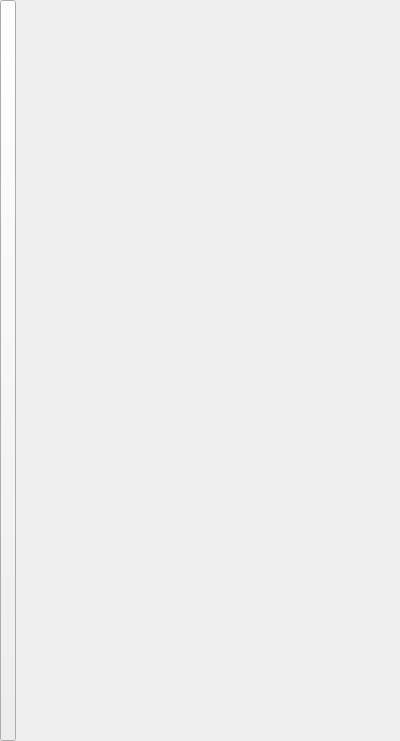
Qt form classes/widget/dockwidget.ui (vlarry/configurator) before a commit.
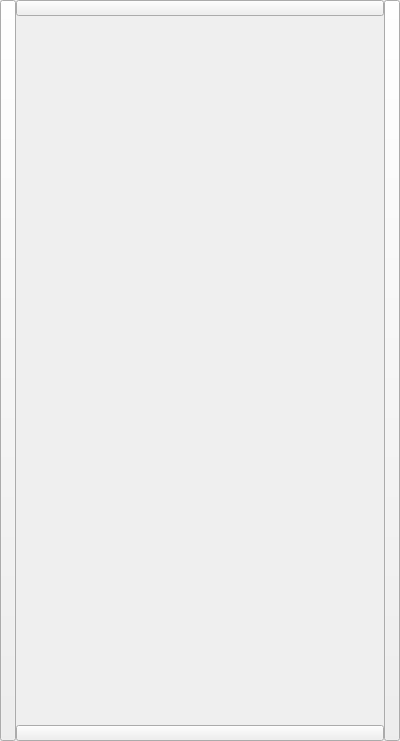
The same form after that commit. Custom widgets are drawn as their Qt base class.

```diff
--- a/classes/widget/dockwidget.ui
+++ b/classes/widget/dockwidget.ui
@@ -53,6 +53,36 @@
       <size>
        <width>16</width>
        <height>16777215</height>
+      </size>
+     </property>
+     <property name="text">
+      <string/>
+     </property>
+    </widget>
+   </item>
+   <item>
+    <layout class="QVBoxLayout" name="verticalLayout_2">
+     <property name="spacing">
+      <number>0</number>
+     </property>
+     <item>
+      <widget class="CDockPanelItemCtrl" name="pushButtonItemCtrlBottom">
+       <property name="sizePolicy">
+        <sizepolicy hsizetype="Expanding" vsizetype="Fixed">
+         <horstretch>0</horstretch>
+         <verstretch>0</verstretch>
+        </sizepolicy>
+       </property>
+       <property name="minimumSize">
+        <size>
+         <width>0</width>
+         <height>16</height>
+        </size>
+       </property>
+       <property name="maximumSize">
+        <size>
+         <width>16777215</width>
+         <height>16</height>
       </size>
      </property>
      <property name="text">
@@ -88,6 +118,58 @@
        <layout class="QGridLayout" name="gridLayoutContainer"/>
       </item>
      </layout>
+      </widget>
+     </item>
+     <item>
+      <widget class="CDockPanelItemCtrl" name="pushButtonItemCtrlTop">
+       <property name="sizePolicy">
+        <sizepolicy hsizetype="Expanding" vsizetype="Fixed">
+         <horstretch>0</horstretch>
+         <verstretch>0</verstretch>
+        </sizepolicy>
+       </property>
+       <property name="minimumSize">
+        <size>
+         <width>0</width>
+         <height>16</height>
+        </size>
+       </property>
+       <property name="maximumSize">
+        <size>
+         <width>16777215</width>
+         <height>16</height>
+        </size>
+       </property>
+       <property name="text">
+        <string/>
+       </property>
+      </widget>
+     </item>
+    </layout>
+   </item>
+   <item>
+    <widget class="CDockPanelItemCtrl" name="pushButtonItemCtrlLeft">
+     <property name="sizePolicy">
+      <sizepolicy hsizetype="Fixed" vsizetype="Expanding">
+       <horstretch>0</horstretch>
+       <verstretch>0</verstretch>
+      </sizepolicy>
+     </property>
+     <property name="minimumSize">
+      <size>
+       <width>16</width>
+       <height>0</height>
+      </size>
+     </property>
+     <property name="maximumSize">
+      <size>
+       <width>16</width>
+       <height>16777215</height>
+      </size>
+     </property>
+     <property name="text">
+      <string/>
+     </property>
     </widget>
    </item>
   </layout>
```
Left out of the diff: 2 changed lines with no effect on the pictures. Lines whose indentation alone changed are shown as unchanged.
